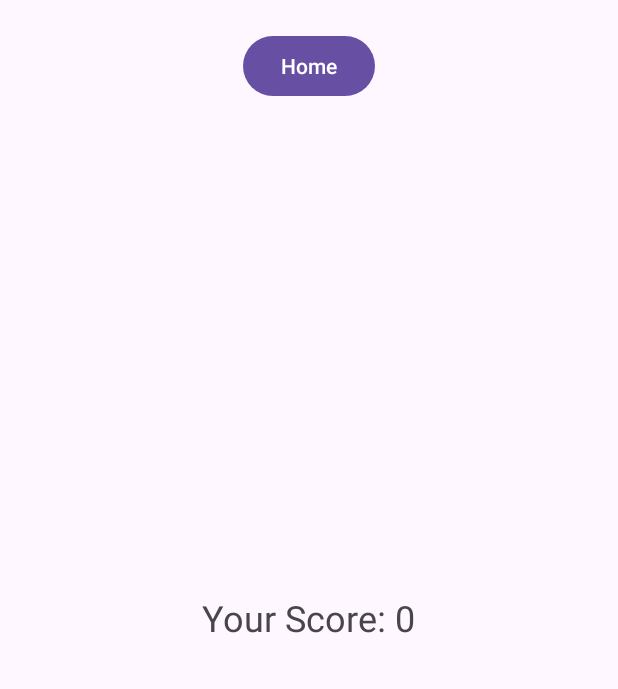
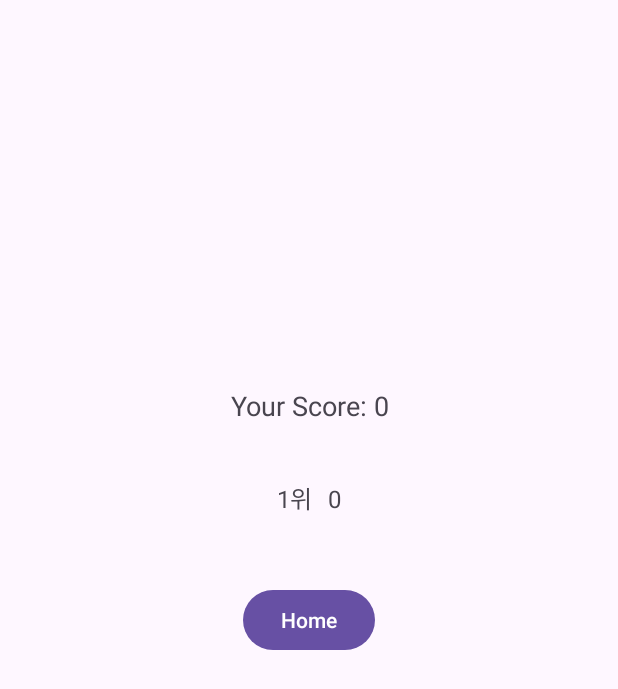
Before and after one commit to junsy0901/KwCrush, an Android app: the ResultActivity screen opened directly, with no data from a screen before it, on a phone screen of 412 x 824 dp. Shown: the top 689 px of the screen. Run offline under Robolectric (Android 15) with nearby library versions, the phone set to English and light mode, and no system bars.

Commit message:
[Feat] ScoreBoard

```diff
--- /dev/null
+++ b/app/src/main/java/com/cookandroid/candycrush/util/SQLiteHelper.java
@@ -0,0 +1,31 @@
+package com.cookandroid.candycrush.util;
+
+import android.content.Context;
+import android.database.sqlite.SQLiteDatabase;
+import android.database.sqlite.SQLiteOpenHelper;
+
+public class SQLiteHelper extends SQLiteOpenHelper {
+    private static final String DATABASE_NAME = "scores.db";
+    private static final int DATABASE_VERSION = 1;
+    public static final String TABLE_NAME = "score_table";
+    public static final String COLUMN_ID = "id";
+    public static final String COLUMN_SCORE = "score";
+
+    public SQLiteHelper(Context context) {
+        super(context, DATABASE_NAME, null, DATABASE_VERSION);
+    }
+
+    @Override
+    public void onCreate(SQLiteDatabase db) {
+        String CREATE_TABLE = "CREATE TABLE " + TABLE_NAME + "("
+                + COLUMN_ID + " INTEGER PRIMARY KEY AUTOINCREMENT, "
+                + COLUMN_SCORE + " INTEGER)";
+        db.execSQL(CREATE_TABLE);
+    }
+
+    @Override
+    public void onUpgrade(SQLiteDatabase db, int oldVersion, int newVersion) {
+        db.execSQL("DROP TABLE IF EXISTS " + TABLE_NAME);
+        onCreate(db);
+    }
+}
--- /dev/null
+++ b/app/src/main/java/com/cookandroid/candycrush/util/ScoreBoard.java
@@ -0,0 +1,45 @@
+package com.cookandroid.candycrush.util;
+
+import android.content.ContentValues;
+import android.content.Context;
+import android.database.Cursor;
+import android.database.sqlite.SQLiteDatabase;
+
+import java.util.ArrayList;
+import java.util.List;
+
+public class ScoreBoard {
+    private SQLiteHelper dbHelper;
+
+    public ScoreBoard(Context context) {
+        dbHelper = new SQLiteHelper(context);
+    }
+
+    public void addScore(int score) {
+        SQLiteDatabase db = dbHelper.getWritableDatabase();
+        ContentValues values = new ContentValues();
+        values.put(SQLiteHelper.COLUMN_SCORE, score);
+        db.insert(SQLiteHelper.TABLE_NAME, null, values);
+        db.close();
+    }
+
+    public List<Integer> getTopScores(int limit) {
+        List<Integer> scores = new ArrayList<>();
+        SQLiteDatabase db = dbHelper.getReadableDatabase();
+
+        Cursor cursor = db.query(SQLiteHelper.TABLE_NAME,
+                new String[]{SQLiteHelper.COLUMN_SCORE},
+                null, null, null, null,
+                SQLiteHelper.COLUMN_SCORE + " DESC",
+                String.valueOf(limit));
+
+        if (cursor.moveToFirst()) {
+            do {
+                scores.add(cursor.getInt(0));
+            } while (cursor.moveToNext());
+        }
+        cursor.close();
+        db.close();
+        return scores;
+    }
+}
--- a/app/src/main/java/com/cookandroid/candycrush/view/PlayActivity.java
+++ b/app/src/main/java/com/cookandroid/candycrush/view/PlayActivity.java
@@ -68,7 +68,7 @@ public class PlayActivity extends AppCompatActivity {
     }
 
     private void createBoard() {
-        movecount = 0;
+        movecount = 15;
         GridLayout board = findViewById(R.id.board);
         board.setRowCount(gridSize);
         board.setColumnCount(gridSize);
@@ -129,12 +129,14 @@ public class PlayActivity extends AppCompatActivity {
     }
 
     public void updateMoveCount() {
-        movecount++;
+        movecount--;
         countView.setText(String.valueOf(movecount));
-        if(movecount>=30){
+
+        if (movecount <= 0) {
             endGame();
         }
     }
+
 
     // 랜덤 캔디 리소스 반환
     public int getRandomCandyResource() {
--- a/app/src/main/java/com/cookandroid/candycrush/view/ResultActivity.java
+++ b/app/src/main/java/com/cookandroid/candycrush/view/ResultActivity.java
@@ -4,16 +4,22 @@ import android.content.Intent;
 import android.os.Bundle;
 import android.view.View;
 import android.widget.Button;
+import android.widget.GridLayout;
 import android.widget.TextView;
 
 import androidx.appcompat.app.AppCompatActivity;
 
 import com.cookandroid.candycrush.MainActivity;
 import com.cookandroid.candycrush.R;
+import com.cookandroid.candycrush.util.ScoreBoard;
+
+import java.util.List;
 
 public class ResultActivity extends AppCompatActivity {
 
-    private TextView scoreTextView;
+    private ScoreBoard scoreBoard;
+    private TextView currentScoreView;
+    private GridLayout topScores;
     private Button homeButton;
 
     @Override
@@ -21,12 +27,19 @@ public class ResultActivity extends AppCompatActivity {
         super.onCreate(savedInstanceState);
         setContentView(R.layout.activity_result);
 
-        scoreTextView = findViewById(R.id.scoreTextView);
+        currentScoreView = findViewById(R.id.currentScore);
+        topScores = findViewById(R.id.topScores);
+        scoreBoard = new ScoreBoard(this);
         homeButton = findViewById(R.id.homeButton);
 
         // Intent에서 점수 받아오기
-        int score = getIntent().getIntExtra("score", 0);
-        scoreTextView.setText("Your Score: " + score);
+        int currentScore = getIntent().getIntExtra("score", 0);
+        currentScoreView.setText("Your Score: " + currentScore);
+        scoreBoard.addScore(currentScore);
+
+        // 상위 점수 표시
+        List<Integer> topScores = scoreBoard.getTopScores(5);
+        addScoresToGrid(topScores);
 
         // 홈 버튼 클릭 리스너 설정
         homeButton.setOnClickListener(new View.OnClickListener() {
@@ -39,4 +52,26 @@ public class ResultActivity extends AppCompatActivity {
             }
         });
     }
+
+    // 그리드에 점수 추가
+    private void addScoresToGrid(List<Integer> scores) {
+        topScores.removeAllViews(); // 기존 데이터 초기화
+        for (int i = 0; i < scores.size(); i++) {
+            // 순위 TextView
+            TextView rankView = new TextView(this);
+            rankView.setText((i + 1) + "위");
+            rankView.setPadding(8, 8, 8, 8);
+            rankView.setTextSize(16);
+
+            // 점수 TextView
+            TextView scoreView = new TextView(this);
+            scoreView.setText(String.valueOf(scores.get(i)));
+            scoreView.setPadding(8, 8, 8, 8);
+            scoreView.setTextSize(16);
+
+            // GridLayout에 추가
+            topScores.addView(rankView);
+            topScores.addView(scoreView);
+        }
+    }
 }
--- a/app/src/main/res/layout/activity_play.xml
+++ b/app/src/main/res/layout/activity_play.xml
@@ -57,7 +57,7 @@
                 android:id="@+id/movecount"
                 android:layout_width="wrap_content"
                 android:layout_height="wrap_content"
-                android:text="0"
+                android:text="15"
                 android:textColor="#FFFFFF"
                 android:textSize="24sp"
                 android:textStyle="bold" />
--- a/app/src/main/res/layout/activity_result.xml
+++ b/app/src/main/res/layout/activity_result.xml
@@ -1,21 +1,45 @@
 <?xml version="1.0" encoding="utf-8"?>
-<RelativeLayout xmlns:android="http://schemas.android.com/apk/res/android"
+<androidx.constraintlayout.widget.ConstraintLayout xmlns:android="http://schemas.android.com/apk/res/android"
+    xmlns:tools="http://schemas.android.com/tools"
     android:layout_width="match_parent"
-    android:layout_height="match_parent">
+    android:layout_height="match_parent"
+    xmlns:app="http://schemas.android.com/apk/res-auto"
+    tools:context=".view.ResultActivity">
 
+    <!-- 현재 점수 -->
     <TextView
-        android:id="@+id/scoreTextView"
+        android:id="@+id/currentScore"
         android:layout_width="wrap_content"
         android:layout_height="wrap_content"
-        android:text="Your Score: "
-        android:textSize="24sp"
-        android:layout_centerInParent="true"/>
+        android:padding="8dp"
+        android:text="Current Score: 0"
+        android:textSize="18sp"
+        android:gravity="center"
+        app:layout_constraintTop_toTopOf="parent"
+        app:layout_constraintStart_toStartOf="parent"
+        app:layout_constraintEnd_toEndOf="parent"
+        android:layout_marginTop="250dp" />
 
+    <!-- 상위 점수 -->
+    <GridLayout
+        android:id="@+id/topScores"
+        android:layout_width="wrap_content"
+        android:layout_height="wrap_content"
+        android:columnCount="2"
+        android:padding="8dp"
+        app:layout_constraintTop_toBottomOf="@id/currentScore"
+        app:layout_constraintStart_toStartOf="parent"
+        app:layout_constraintEnd_toEndOf="parent"
+        android:layout_marginTop="16dp" />
+
+    <!-- 홈 버튼 -->
     <Button
         android:id="@+id/homeButton"
         android:layout_width="wrap_content"
         android:layout_height="wrap_content"
         android:text="Home"
-        android:layout_centerHorizontal="true"
-        android:layout_marginTop="20dp"/>
-</RelativeLayout>
+        app:layout_constraintTop_toBottomOf="@id/topScores"
+        app:layout_constraintStart_toStartOf="parent"
+        app:layout_constraintEnd_toEndOf="parent"
+        android:layout_marginTop="32dp" />
+</androidx.constraintlayout.widget.ConstraintLayout>
```
